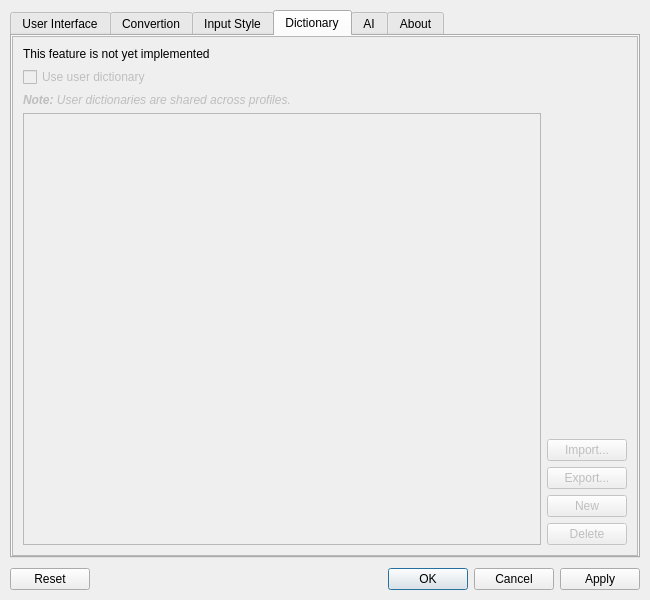
kazormia296/hazkey, file hazkey-settings/mainwindow.ui: the form before one commit.
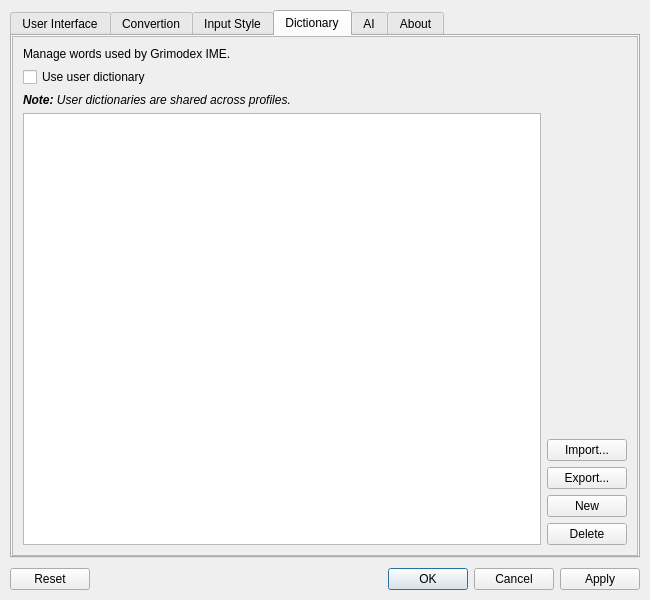
The form after the commit. The open tabs and pages were chosen to show the change. Icons and pictures are not drawn.

```diff
--- a/hazkey-settings/mainwindow.ui
+++ b/hazkey-settings/mainwindow.ui
@@ -1424,14 +1424,14 @@
            <item>
             <widget class="QLabel" name="userDictNotImplementedLabel">
              <property name="text">
-              <string>This feature is not yet implemented</string>
+              <string>Manage words used by Grimodex IME.</string>
              </property>
             </widget>
            </item>
            <item>
             <widget class="QCheckBox" name="useUserDict">
              <property name="enabled">
-              <bool>false</bool>
+              <bool>true</bool>
              </property>
              <property name="text">
               <string>Use user dictionary</string>
@@ -1441,7 +1441,7 @@
            <item>
             <widget class="QLabel" name="userDictNote">
              <property name="enabled">
-              <bool>false</bool>
+              <bool>true</bool>
              </property>
              <property name="font">
               <font>
@@ -1456,9 +1456,9 @@
            <item>
             <layout class="QHBoxLayout" name="userDictManageGrid">
              <item>
-              <widget class="QColumnView" name="userDictViewer">
+              <widget class="QTableView" name="userDictViewer">
                <property name="enabled">
-                <bool>false</bool>
+                <bool>true</bool>
                </property>
               </widget>
              </item>
@@ -1480,7 +1480,7 @@
                <item>
                 <widget class="QPushButton" name="userDictImport">
                  <property name="enabled">
-                  <bool>false</bool>
+                  <bool>true</bool>
                  </property>
                  <property name="text">
                   <string>Import...</string>
@@ -1490,7 +1490,7 @@
                <item>
                 <widget class="QPushButton" name="userDictExport">
                  <property name="enabled">
-                  <bool>false</bool>
+                  <bool>true</bool>
                  </property>
                  <property name="text">
                   <string>Export...</string>
@@ -1500,7 +1500,7 @@
                <item>
                 <widget class="QPushButton" name="userDictNewEntry">
                  <property name="enabled">
-                  <bool>false</bool>
+                  <bool>true</bool>
                  </property>
                  <property name="text">
                   <string>New</string>
@@ -1513,7 +1513,7 @@
                <item>
                 <widget class="QPushButton" name="userDictDeleteEntry">
                  <property name="enabled">
-                  <bool>false</bool>
+                  <bool>true</bool>
                  </property>
                  <property name="text">
                   <string>Delete</string>
```
